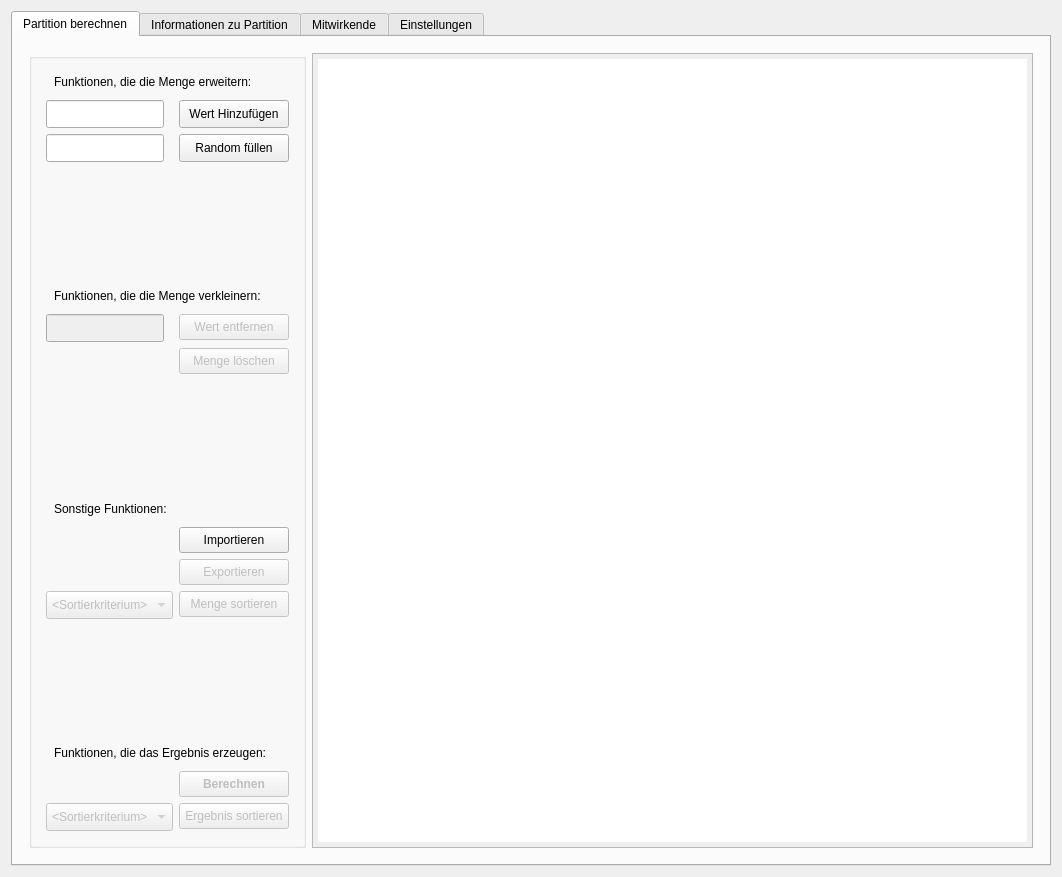
Makozer/NpPartitionManager, file mainwindow.ui: the form before one commit.
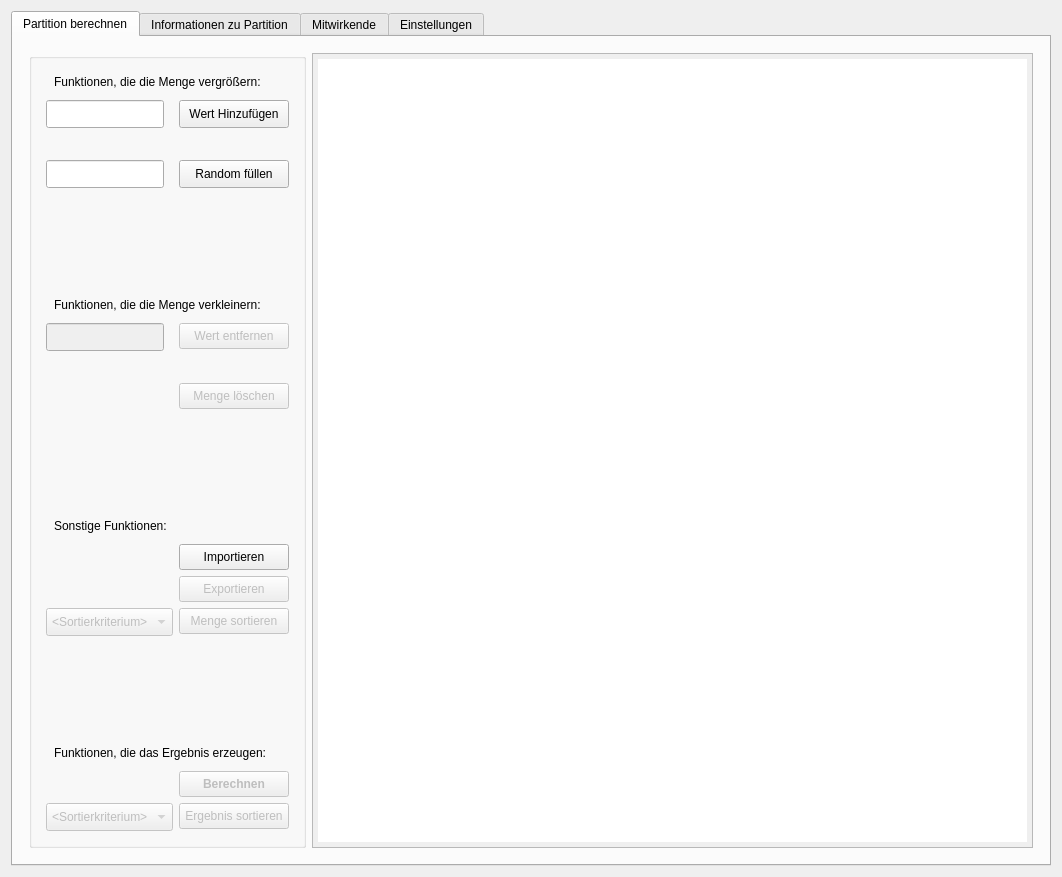
The form after the commit. Custom widgets are drawn as their Qt base class.

Diff of the .ui file:
```diff
--- a/mainwindow.ui
+++ b/mainwindow.ui
@@ -49,7 +49,7 @@
            <item row="7" column="0" colspan="2">
             <widget class="QLabel" name="lbl_schatzErweiternInfo">
              <property name="text">
-              <string>Funktionen, die die Menge erweitern:</string>
+              <string>Funktionen, die die Menge vergrößern:</string>
              </property>
             </widget>
            </item>
@@ -91,7 +91,7 @@
              </property>
             </widget>
            </item>
-           <item row="11" column="0">
+           <item row="10" column="0">
             <widget class="CustomOnlyNumbersLineEdit" name="lineEdit_randomFuellenAnzahlEingeben">
              <property name="sizePolicy">
               <sizepolicy hsizetype="Minimum" vsizetype="Minimum">
@@ -102,9 +102,15 @@
              <property name="toolTip">
               <string>&lt;html&gt;&lt;head/&gt;&lt;body&gt;&lt;p&gt;Bitte die anzahl an Werten eingeben, die dem mit zufällig erweiterten Schatz hinzugefügt werden sollen.&lt;/p&gt;&lt;/body&gt;&lt;/html&gt;</string>
              </property>
+             <property name="inputMask">
+              <string/>
+             </property>
+             <property name="text">
+              <string/>
+             </property>
             </widget>
            </item>
-           <item row="11" column="1">
+           <item row="10" column="1">
             <widget class="QPushButton" name="btn_fill">
              <property name="sizePolicy">
               <sizepolicy hsizetype="Minimum" vsizetype="Minimum">
@@ -123,7 +129,7 @@
              </property>
             </widget>
            </item>
-           <item row="12" column="0">
+           <item row="11" column="0">
             <spacer name="verticalSpacer_2">
              <property name="orientation">
               <enum>Qt::Vertical</enum>
@@ -136,14 +142,14 @@
              </property>
             </spacer>
            </item>
-           <item row="13" column="0" colspan="2">
+           <item row="12" column="0" colspan="2">
             <widget class="QLabel" name="lbl_schatzVerkleinernInfo">
              <property name="text">
               <string>Funktionen, die die Menge verkleinern:</string>
              </property>
             </widget>
            </item>
-           <item row="14" column="0">
+           <item row="13" column="0">
             <widget class="QLineEdit" name="lineEdit_coinEntfernen">
              <property name="enabled">
               <bool>false</bool>
@@ -153,7 +159,7 @@
              </property>
             </widget>
            </item>
-           <item row="14" column="1">
+           <item row="13" column="1">
             <widget class="QPushButton" name="btn_coinEntfernen">
              <property name="enabled">
               <bool>false</bool>
@@ -344,22 +350,6 @@
              </property>
             </widget>
            </item>
-           <item row="29" column="1">
-            <widget class="QPushButton" name="btn_sortErgebnis">
-             <property name="enabled">
-              <bool>false</bool>
-             </property>
-             <property name="toolTip">
-              <string>&lt;html&gt;&lt;head/&gt;&lt;body&gt;&lt;p&gt;Sortiert das Ergebnis entsprechend dem ausgewählten Sortierverfahren.&lt;/p&gt;&lt;/body&gt;&lt;/html&gt;</string>
-             </property>
-             <property name="text">
-              <string>Ergebnis sortieren</string>
-             </property>
-             <property name="autoDefault">
-              <bool>true</bool>
-             </property>
-            </widget>
-           </item>
            <item row="29" column="0">
             <widget class="QComboBox" name="comboBox_sortKriteriumWaehlenErgebnis">
              <property name="enabled">
@@ -388,6 +378,48 @@
              </item>
             </widget>
            </item>
+           <item row="29" column="1">
+            <widget class="QPushButton" name="btn_sortErgebnis">
+             <property name="enabled">
+              <bool>false</bool>
+             </property>
+             <property name="toolTip">
+              <string>&lt;html&gt;&lt;head/&gt;&lt;body&gt;&lt;p&gt;Sortiert das Ergebnis entsprechend dem ausgewählten Sortierverfahren.&lt;/p&gt;&lt;/body&gt;&lt;/html&gt;</string>
+             </property>
+             <property name="text">
+              <string>Ergebnis sortieren</string>
+             </property>
+             <property name="autoDefault">
+              <bool>true</bool>
+             </property>
+            </widget>
+           </item>
+           <item row="14" column="1">
+            <spacer name="horizontalSpacer_2">
+             <property name="orientation">
+              <enum>Qt::Horizontal</enum>
+             </property>
+             <property name="sizeHint" stdset="0">
+              <size>
+               <width>40</width>
+               <height>20</height>
+              </size>
+             </property>
+            </spacer>
+           </item>
+           <item row="9" column="1">
+            <spacer name="horizontalSpacer">
+             <property name="orientation">
+              <enum>Qt::Horizontal</enum>
+             </property>
+             <property name="sizeHint" stdset="0">
+              <size>
+               <width>40</width>
+               <height>20</height>
+              </size>
+             </property>
+            </spacer>
+           </item>
           </layout>
          </widget>
         </item>
```
